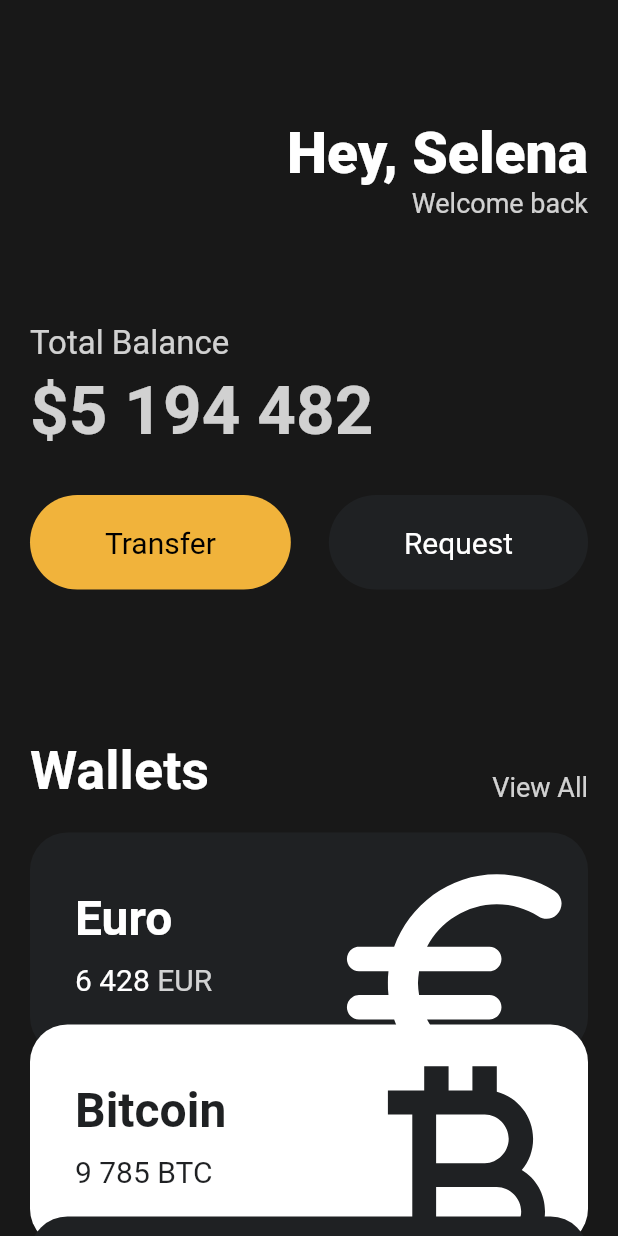
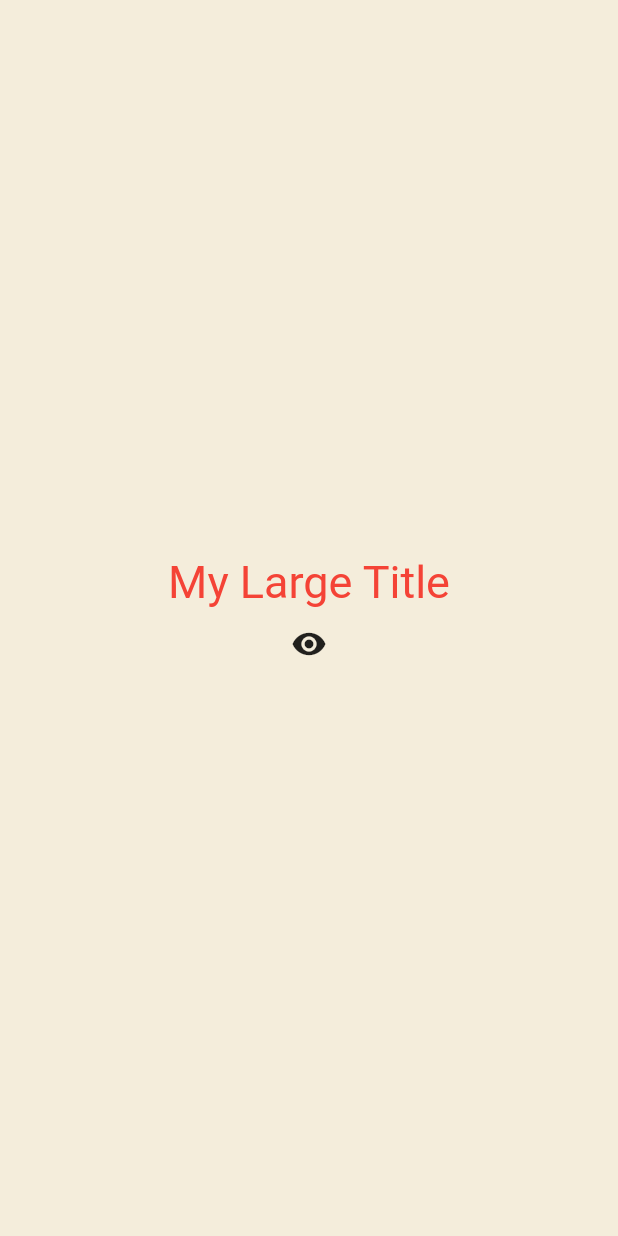
Before and after one commit to gjeon03/flutter-start, a Flutter app: the screen it shows after launch, on a phone screen of 412 x 824 dp. Run offline on Flutter 3.47's test engine with Material 2 defaults, Android fonts, the phone set to English and light mode, and no system bars.

```diff
--- a/lib/main.dart
+++ b/lib/main.dart
@@ -1,136 +1,82 @@
 import 'package:flutter/material.dart';
-import 'package:toonflix/widgets/button.dart';
-import 'package:toonflix/widgets/currency-card.dart';
 
 void main() {
   runApp(const App());
 }
 
-class App extends StatelessWidget {
+class App extends StatefulWidget {
   const App({super.key});
+
+  @override
+  State<App> createState() => _AppState();
+}
+
+class _AppState extends State<App> {
+  bool showTitle = true;
+
+  void toggleTitle() {
+    setState(() {
+      showTitle = !showTitle;
+    });
+  }
 
   @override
   Widget build(BuildContext context) {
     return MaterialApp(
+      theme: ThemeData(
+          textTheme: const TextTheme(
+              titleLarge: TextStyle(
+        color: Colors.red,
+      ))),
       home: Scaffold(
-        backgroundColor: const Color(0xFF181818),
-        body: SingleChildScrollView(
-          child: Padding(
-            padding: const EdgeInsets.symmetric(horizontal: 20),
-            child: Column(
-              crossAxisAlignment: CrossAxisAlignment.start,
-              children: [
-                const SizedBox(
-                  height: 80,
-                ),
-                Row(
-                  mainAxisAlignment: MainAxisAlignment.end,
-                  children: [
-                    Column(
-                      crossAxisAlignment: CrossAxisAlignment.end,
-                      children: [
-                        const Text(
-                          "Hey, Selena",
-                          style: TextStyle(
-                              color: Colors.white,
-                              fontSize: 38,
-                              fontWeight: FontWeight.w800),
-                        ),
-                        Text("Welcome back",
-                            style: TextStyle(
-                                color: Colors.white.withOpacity(0.8),
-                                fontSize: 18))
-                      ],
-                    )
-                  ],
-                ),
-                const SizedBox(
-                  height: 70,
-                ),
-                Text(
-                  'Total Balance',
-                  style: TextStyle(
-                      fontSize: 22, color: Colors.white.withOpacity(0.8)),
-                ),
-                const SizedBox(
-                  height: 5,
-                ),
-                Text(
-                  '\$5 194 482',
-                  style: TextStyle(
-                      fontSize: 45,
-                      fontWeight: FontWeight.w600,
-                      color: Colors.white.withOpacity(0.8)),
-                ),
-                const SizedBox(
-                  height: 30,
-                ),
-                Row(
-                  mainAxisAlignment: MainAxisAlignment.spaceBetween,
-                  children: const [
-                    Button(
-                        text: "Transfer",
-                        bgColor: Color(0xFFF1B33B),
-                        textColor: Colors.black),
-                    Button(
-                        text: "Request",
-                        bgColor: Color(0xFF1F2123),
-                        textColor: Colors.white),
-                  ],
-                ),
-                const SizedBox(
-                  height: 100,
-                ),
-                Row(
-                  crossAxisAlignment: CrossAxisAlignment.end,
-                  mainAxisAlignment: MainAxisAlignment.spaceBetween,
-                  children: [
-                    const Text(
-                      "Wallets",
-                      style: TextStyle(
-                          color: Colors.white,
-                          fontSize: 36,
-                          fontWeight: FontWeight.w600),
-                    ),
-                    Text(
-                      "View All",
-                      style: TextStyle(
-                          color: Colors.white.withOpacity(0.8), fontSize: 18),
-                    )
-                  ],
-                ),
-                const SizedBox(
-                  height: 20,
-                ),
-                const CurrencyCard(
-                  name: 'Euro',
-                  code: 'EUR',
-                  amount: '6 428',
-                  icon: Icons.euro_rounded,
-                  isInverted: false,
-                  order: 1,
-                ),
-                const CurrencyCard(
-                  name: 'Bitcoin',
-                  code: 'BTC',
-                  amount: '9 785',
-                  icon: Icons.currency_bitcoin,
-                  isInverted: true,
-                  order: 2,
-                ),
-                const CurrencyCard(
-                  name: 'Dollar',
-                  code: 'USD',
-                  amount: '428',
-                  icon: Icons.attach_money_outlined,
-                  isInverted: false,
-                  order: 3,
-                ),
-              ],
-            ),
+        backgroundColor: const Color(0xFFF4EDDB),
+        body: Center(
+          child: Column(
+            mainAxisAlignment: MainAxisAlignment.center,
+            children: [
+              showTitle ? const MyLargeTitle() : const Text("nothing"),
+              IconButton(
+                  onPressed: toggleTitle,
+                  icon: const Icon(Icons.remove_red_eye))
+            ],
           ),
         ),
       ),
     );
   }
 }
+
+class MyLargeTitle extends StatefulWidget {
+  const MyLargeTitle({
+    super.key,
+  });
+
+  @override
+  State<MyLargeTitle> createState() => _MyLargeTitleState();
+}
+
+class _MyLargeTitleState extends State<MyLargeTitle> {
+  int count = 0;
+
+  @override
+  void initState() {
+    super.initState();
+  }
+
+  @override
+  void dispose() {
+    super.dispose();
+    print("dispose");
+  }
+
+  @override
+  Widget build(BuildContext context) {
+    return Text(
+      'My Large Title',
+      style: TextStyle(
+        fontSize: 30,
+        color: Theme.of(context).textTheme.titleLarge?.color,
+      ),
+    );
+  }
+}
```
